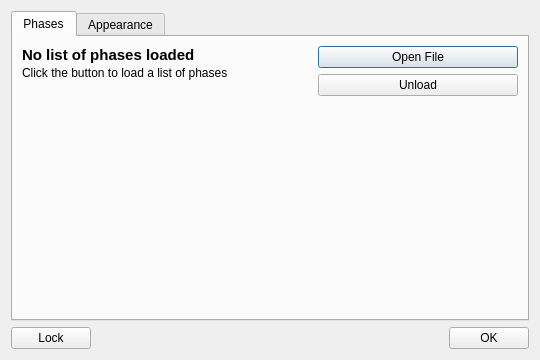
The window that nano/settingsdialog.ui (SFr682k/fightclub) describes before a commit, drawn with Qt 5.
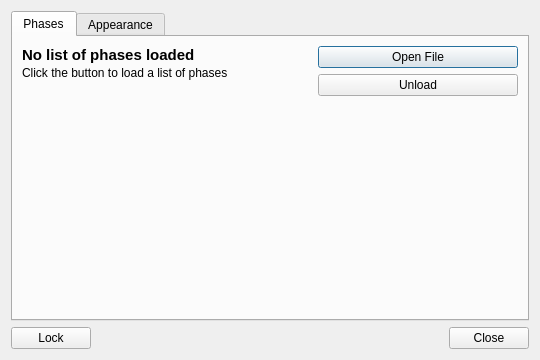
The same window after the commit. Icons and pictures are not drawn.

Commit message: Minor About/Settings Dialog improvements

The edit to the form file:
```diff
--- a/nano/settingsdialog.ui
+++ b/nano/settingsdialog.ui
@@ -301,7 +301,7 @@
      <item>
       <widget class="QPushButton" name="closeDialogBttn">
        <property name="text">
-        <string>OK</string>
+        <string>Close</string>
        </property>
        <property name="icon">
         <iconset resource="resources.qrc">
```
Left out of the diff: 80 changed lines with no effect on the pictures. The commit also changes 7 other files.
